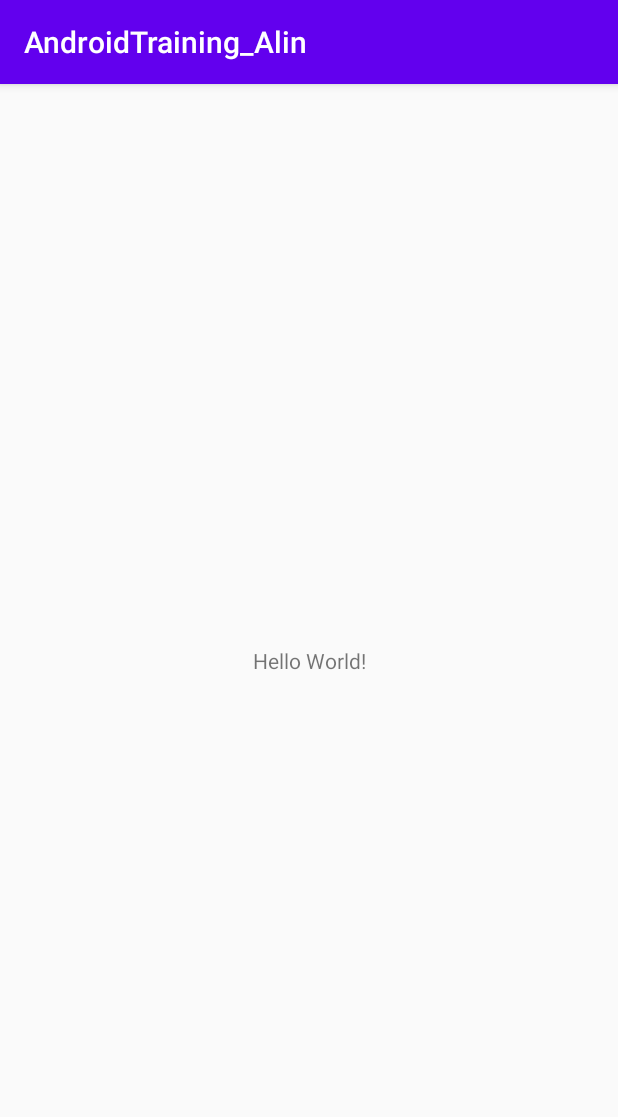
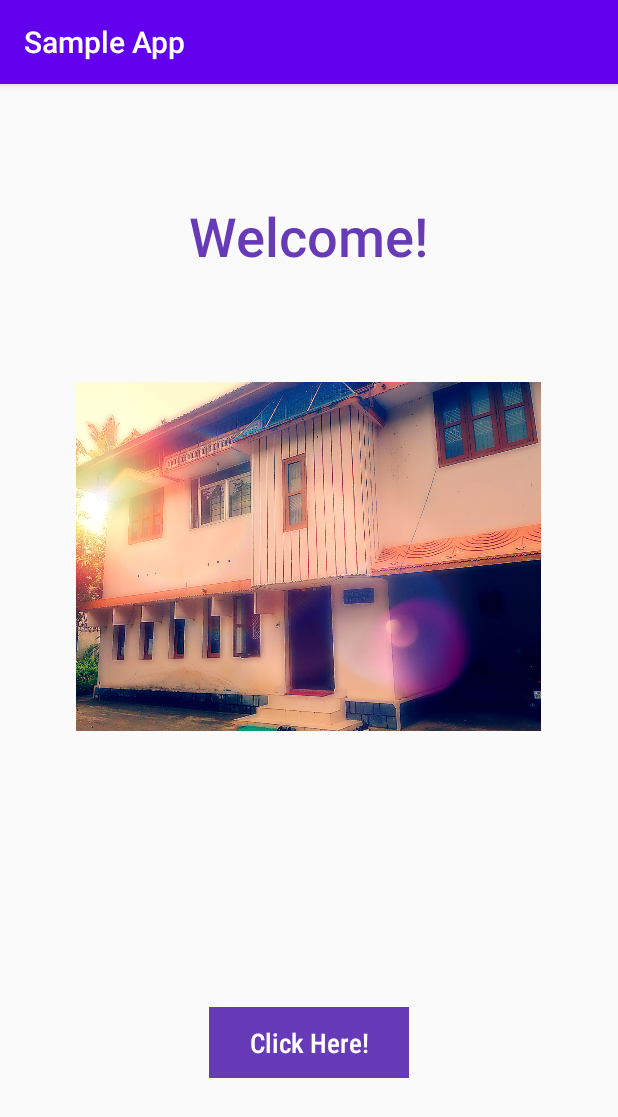
Before and after one commit to alinbabu2010/Sample-Android-App, an Android app: the screen it shows after launch (MainActivity), on a phone screen of 412 x 824 dp. Shown: the top 1117 px of the screen. Run offline under Robolectric (Android 15) with nearby library versions, the phone set to English and light mode, and no system bars.

Commit message:
Modification in home screen

```diff
--- a/app/src/main/res/layout/activity_main.xml
+++ b/app/src/main/res/layout/activity_main.xml
@@ -7,12 +7,52 @@
     tools:context=".MainActivity">
 
     <TextView
-        android:layout_width="wrap_content"
-        android:layout_height="wrap_content"
-        android:text="Hello World!"
+        android:id="@+id/textView"
+        android:layout_width="276dp"
+        android:layout_height="49dp"
+        android:fontFamily="sans-serif-medium"
+        android:text="@string/heading_home"
+        android:textAlignment="center"
+        android:textColor="#673AB7"
+        android:textSize="36sp"
         app:layout_constraintBottom_toBottomOf="parent"
+        app:layout_constraintHorizontal_bias="0.496"
         app:layout_constraintLeft_toLeftOf="parent"
         app:layout_constraintRight_toRightOf="parent"
-        app:layout_constraintTop_toTopOf="parent" />
+        app:layout_constraintTop_toTopOf="parent"
+        app:layout_constraintVertical_bias="0.107" />
+
+    <ImageView
+        android:id="@+id/imageView"
+        android:layout_width="310dp"
+        android:layout_height="290dp"
+        android:layout_marginTop="44dp"
+        android:contentDescription="@string/sample_image_desc"
+        app:layout_constraintEnd_toEndOf="parent"
+        app:layout_constraintHorizontal_bias="0.495"
+        app:layout_constraintStart_toStartOf="parent"
+        app:layout_constraintTop_toBottomOf="@+id/textView"
+        app:srcCompat="@drawable/image_sample"
+        tools:srcCompat="@drawable/image_sample" />
+
+    <Button
+        android:id="@+id/button"
+        style="@style/Widget.AppCompat.Button.Borderless.Colored"
+        android:layout_width="133dp"
+        android:layout_height="47dp"
+        android:layout_marginBottom="80dp"
+        android:background="#673AB7"
+        android:fontFamily="sans-serif-condensed-medium"
+        android:text="@string/button_text"
+        android:textAlignment="center"
+        android:textAllCaps="false"
+        android:textColor="#FFFFFF"
+        android:textColorHighlight="#3F51B5"
+        android:textSize="18sp"
+        app:layout_constraintBottom_toBottomOf="parent"
+        app:layout_constraintEnd_toEndOf="parent"
+        app:layout_constraintStart_toStartOf="parent"
+        app:layout_constraintTop_toBottomOf="@+id/imageView"
+        app:layout_constraintVertical_bias="0.861" />
 
 </androidx.constraintlayout.widget.ConstraintLayout>
--- a/app/src/main/res/values/strings.xml
+++ b/app/src/main/res/values/strings.xml
@@ -1,3 +1,6 @@
 <resources>
-    <string name="app_name">AndroidTraining_Alin</string>
+    <string name="app_name">Sample App</string>
+    <string name="heading_home">Welcome!</string>
+    <string name="button_text">Click Here!</string>
+    <string name="sample_image_desc">Sample Image</string>
 </resources>
--- a/build.gradle
+++ b/build.gradle
@@ -1,12 +1,12 @@
 // Top-level build file where you can add configuration options common to all sub-projects/modules.
 buildscript {
-    ext.kotlin_version = "1.3.72"
+    ext.kotlin_version = "1.4.10"
     repositories {
         google()
         jcenter()
     }
     dependencies {
-        classpath "com.android.tools.build:gradle:4.0.0"
+        classpath 'com.android.tools.build:gradle:4.1.0'
         classpath "org.jetbrains.kotlin:kotlin-gradle-plugin:$kotlin_version"
 
         // NOTE: Do not place your application dependencies here; they belong
```
Also changed, not shown: app/src/main/res/drawable/image_sample.jpeg (added), gradle/wrapper/gradle-wrapper.properties.
